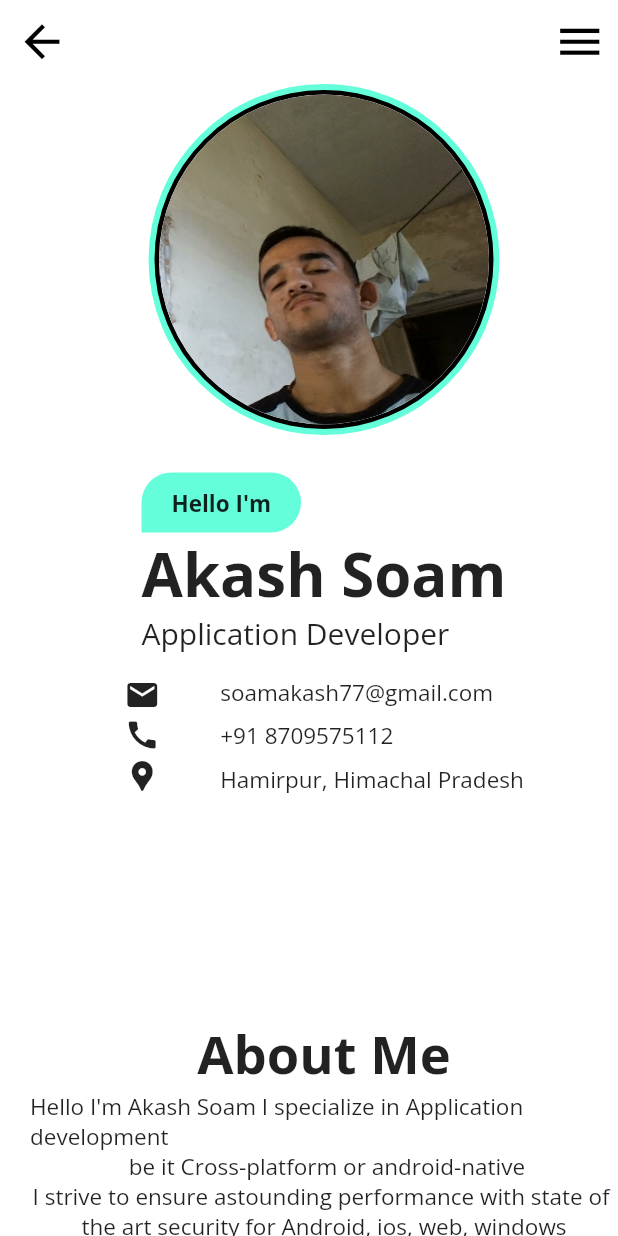
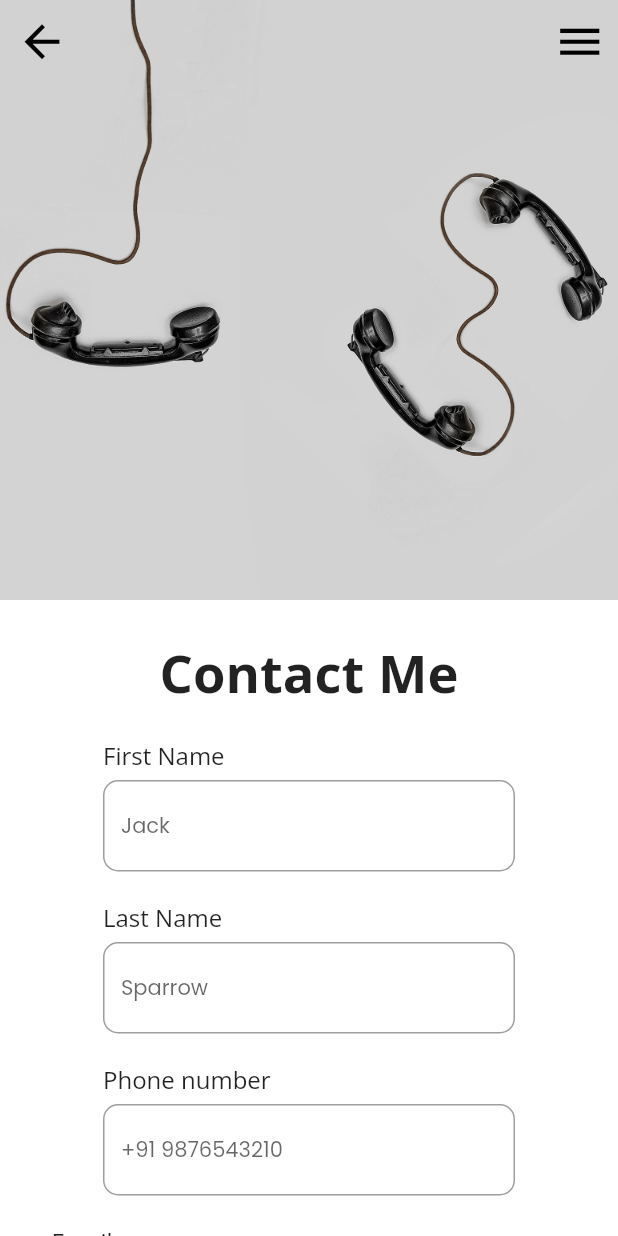
Before and after one commit to soam1/akash_soam, a Flutter app: the screen it shows after launch, after a tap on the "menu" icon, after a tap on "Contact", on a phone screen of 412 x 824 dp. Run offline on Flutter 3.47's test engine with Material 2 defaults, Android fonts, the phone set to English and light mode, and no system bars; our stand-ins replace flutter_svg, google_fonts, url_strategy.

Commit message:
designed the contact page(for routing) with sliver app bar for web and mobile and learnt html web renderer vs CanvasKit renderer

```diff
--- /dev/null
+++ b/lib/mobile/contact_mobile.dart
@@ -0,0 +1,153 @@
+import 'package:flutter/material.dart';
+import 'package:flutter_svg/svg.dart';
+import 'package:url_launcher/url_launcher.dart';
+
+import '../components.dart';
+
+class ContactMobile extends StatefulWidget {
+  const ContactMobile({super.key});
+
+  @override
+  State<ContactMobile> createState() => _ContactMobileState();
+}
+
+class _ContactMobileState extends State<ContactMobile> {
+  @override
+  Widget build(BuildContext context) {
+    var widthDevice = MediaQuery.of(context).size.width;
+    return Scaffold(
+      extendBodyBehindAppBar: true,
+      backgroundColor: Colors.white,
+      endDrawer: Drawer(
+        child: Column(
+          mainAxisAlignment: MainAxisAlignment.center,
+          children: [
+            DrawerHeader(
+              padding: EdgeInsets.only(bottom: 20.0),
+              child: Container(
+                decoration: BoxDecoration(
+                  shape: BoxShape.circle,
+                  border: Border.all(width: 2.0),
+                  color: Colors.black,
+                ),
+                child: Image.asset("assets/mypic_circular.png"),
+              ),
+            ),
+            TabsMobile(text: "Home", route: "/"),
+            SizedBox(
+              height: 20.0,
+            ),
+            TabsMobile(text: "Works", route: "/works"),
+            SizedBox(
+              height: 20.0,
+            ),
+            TabsMobile(text: "Blog", route: "/blog"),
+            SizedBox(
+              height: 20.0,
+            ),
+            TabsMobile(text: "About", route: "/about"),
+            SizedBox(
+              height: 20.0,
+            ),
+            TabsMobile(text: "Contact", route: "/contact"),
+            SizedBox(
+              height: 40.0,
+            ),
+            Row(
+              mainAxisAlignment: MainAxisAlignment.spaceEvenly,
+              children: [
+                IconButton(
+                  onPressed: () async {
+                    await launchUrl(
+                      Uri.parse("https://www.instagram.com/narendramodi"),
+                    );
+                  },
+                  icon: SvgPicture.asset(
+                    "assets/instagram2.svg",
+                    width: 35.0,
+                    height: 35.0,
+                  ),
+                ),
+                IconButton(
+                  onPressed: () async {
+                    await launchUrl(
+                      Uri.parse(
+                          "https://www.linkedin.com/in/akash-soam-414771225/"),
+                    );
+                  },
+                  icon: SvgPicture.asset(
+                    "assets/linkedin.svg",
+                    width: 35.0,
+                    height: 35.0,
+                  ),
+                ),
+                IconButton(
+                  onPressed: () async {
+                    await launchUrl(
+                      Uri.parse("https://www.github.com/soam1"),
+                    );
+                  },
+                  icon: SvgPicture.asset(
+                    "assets/github.svg",
+                    width: 35.0,
+                    height: 35.0,
+                  ),
+                ),
+              ],
+            ),
+          ],
+        ),
+      ),
+      body: NestedScrollView(
+        headerSliverBuilder: (BuildContext context, bool innerBoxIsScrolled) {
+          return <Widget>[
+            SliverAppBar(
+              backgroundColor: Colors.white,
+              iconTheme: IconThemeData(size: 35.0, color: Colors.black),
+              flexibleSpace: FlexibleSpaceBar(
+                background: Image.asset(
+                  "assets/contact_image.jpg",
+                  fit: BoxFit.cover,
+                ),
+              ),
+              expandedHeight: 400.0,
+            ),
+          ];
+        },
+        body: SingleChildScrollView(
+          padding: EdgeInsets.symmetric(vertical: 25.0),
+          child: Wrap(
+            runSpacing: 20.0,
+            spacing: 20.0,
+            alignment: WrapAlignment.center,
+            children: [
+              SansBold(35.0, "Contact Me"),
+              MyTextFormField("First Name", "Jack", 1, widthDevice / 1.5),
+              MyTextFormField("Last Name", "Sparrow", 1, widthDevice / 1.5),
+              MyTextFormField(
+                  "Phone number", "+91 9876543210", 1, widthDevice / 1.5),
+              MyTextFormField(
+                  "Email", "sparrowjack123@gmail.com", 1, widthDevice / 1.2),
+              MyTextFormField(
+                  "Your message", "I am here to..", 8, widthDevice / 1.2),
+              MaterialButton(
+                onPressed: () {},
+                elevation: 20.0,
+                shape: RoundedRectangleBorder(
+                  borderRadius: BorderRadius.circular(10.0),
+                ),
+                height: 60.0,
+                minWidth: widthDevice / 2.2,
+                color: Colors.tealAccent,
+                child: SansBold(20.0, "Submit"),
+              ),
+              SizedBox(
+                height: 20.0,
+              ),
+            ],
+          ),
+        ),
+      ),
+    );
+  }
+}
--- a/lib/routes.dart
+++ b/lib/routes.dart
@@ -1,4 +1,6 @@
+import 'package:akash_soam/mobile/contact_mobile.dart';
 import 'package:akash_soam/mobile/landing_page_mobile.dart';
+import 'package:akash_soam/web/contact_web.dart';
 import 'package:akash_soam/web/landing_page_web.dart';
 import 'package:flutter/material.dart';
 
@@ -17,6 +19,18 @@ class Routes {
             },
           ),
         );
+      case '/contact':
+        return MaterialPageRoute(
+          builder: (_) => LayoutBuilder(
+            builder: (context, constraints) {
+              if (constraints.maxWidth > 800) {
+                return ContactWeb();
+              } else
+                return ContactMobile();
+            },
+          ),
+          settings: settings,
+        );
       default:
         return MaterialPageRoute(
           settings: settings,
--- a/pubspec.yaml
+++ b/pubspec.yaml
@@ -75,6 +75,7 @@ flutter:
     - assets/github.svg
     - assets/linkedin.svg
     - assets/instagram.png
+    - assets/contact_image.jpg
 
   # An image asset can refer to one or more resolution-specific "variants", see
   # https://flutter.dev/assets-and-images/#resolution-aware
```
Also changed, not shown: lib/web/contact_web.dart (added, +168 -0 lines), lib/web/landing_page_web.dart (+17 -0 lines).
